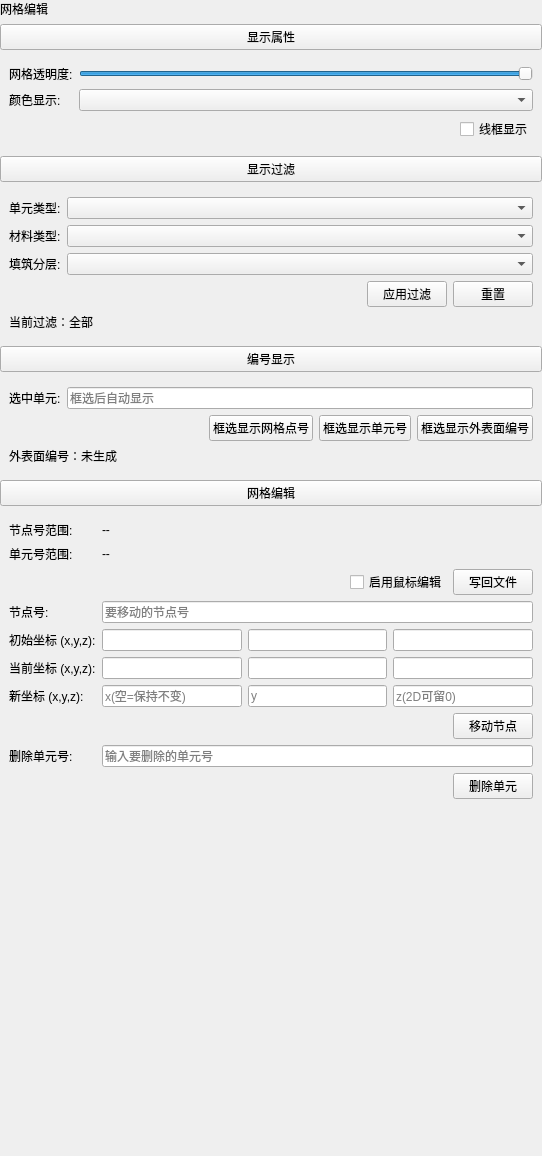
First picture: the form in plugins/Base_Mesh/GridEditingWidget.ui, repository asd977/base_cae, before the edit.
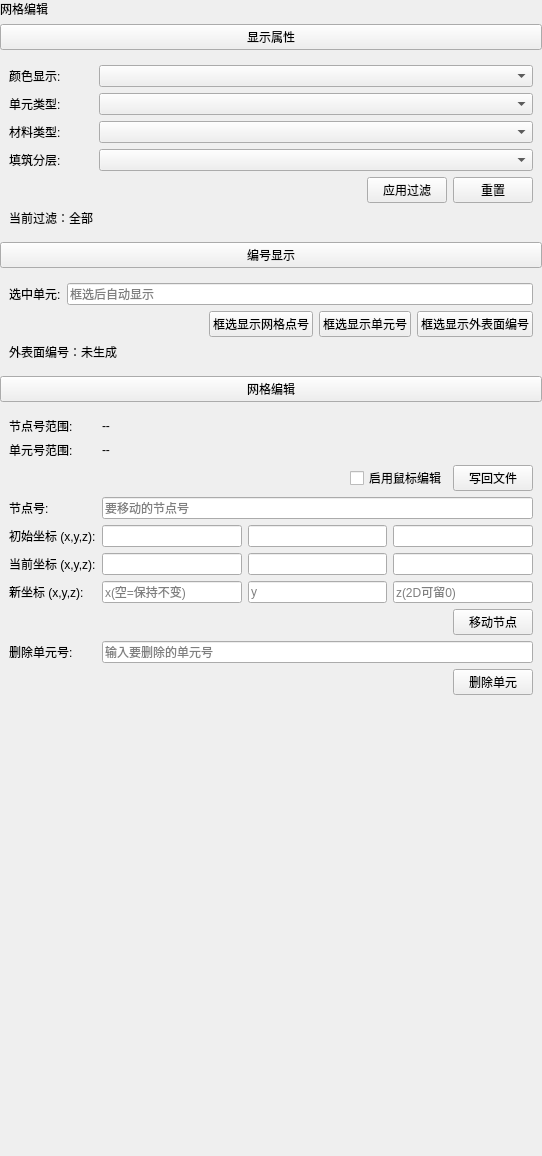
Second picture: the form after the edit.

Patch:
```diff
--- a/plugins/Base_Mesh/GridEditingWidget.ui
+++ b/plugins/Base_Mesh/GridEditingWidget.ui
@@ -46,84 +46,28 @@
    <item>
     <widget class="QWidget" name="widget_3" native="true">
      <layout class="QGridLayout" name="gridLayout_3">
-      <item row="0" column="0">
-       <widget class="QLabel" name="labelOpacity">
-        <property name="text">
-         <string>网格透明度:</string>
-        </property>
-       </widget>
-      </item>
-      <item row="0" column="1">
-       <widget class="QSlider" name="horizontalSliderOpacity">
-        <property name="minimum">
-         <number>10</number>
-        </property>
-        <property name="maximum">
-         <number>100</number>
-        </property>
-        <property name="value">
-         <number>100</number>
-        </property>
-        <property name="orientation">
-         <enum>Qt::Orientation::Horizontal</enum>
-        </property>
-       </widget>
-      </item>
       <item row="1" column="0">
+       <widget class="QLabel" name="labelKetypeFilter">
+        <property name="text">
+         <string>单元类型:</string>
+        </property>
+       </widget>
+      </item>
+      <item row="1" column="1">
+       <widget class="QComboBox" name="comboBoxKetype">
+        <property name="editable">
+         <bool>false</bool>
+        </property>
+       </widget>
+      </item>
+      <item row="0" column="0">
        <widget class="QLabel" name="labelColorMode">
         <property name="text">
          <string>颜色显示:</string>
         </property>
        </widget>
       </item>
-      <item row="1" column="1">
-       <widget class="QComboBox" name="comboBoxColorMode"/>
-      </item>
-      <item row="2" column="0" colspan="2">
-       <layout class="QHBoxLayout" name="horizontalLayout_3">
-        <item>
-         <spacer name="horizontalSpacerPicking">
-          <property name="orientation">
-           <enum>Qt::Orientation::Horizontal</enum>
-          </property>
-          <property name="sizeHint" stdset="0">
-           <size>
-            <width>40</width>
-            <height>20</height>
-           </size>
-          </property>
-         </spacer>
-        </item>
-        <item>
-         <widget class="QCheckBox" name="checkBoxShowInternalGrid">
-          <property name="text">
-           <string>线框显示</string>
-          </property>
-         </widget>
-        </item>
-       </layout>
-      </item>
-     </layout>
-    </widget>
-   </item>
-   <item>
-    <widget class="QPushButton" name="pushButton">
-     <property name="text">
-      <string>显示过滤</string>
-     </property>
-    </widget>
-   </item>
-   <item>
-    <widget class="QWidget" name="widget_2" native="true">
-     <layout class="QGridLayout" name="gridLayout_2">
-      <item row="2" column="1">
-       <widget class="QComboBox" name="comboBoxLayer">
-        <property name="editable">
-         <bool>false</bool>
-        </property>
-       </widget>
-      </item>
-      <item row="1" column="0">
+      <item row="2" column="0">
        <widget class="QLabel" name="labelMatypeFilter">
         <property name="sizePolicy">
          <sizepolicy hsizetype="Fixed" vsizetype="Preferred">
@@ -136,7 +80,7 @@
         </property>
        </widget>
       </item>
-      <item row="2" column="0">
+      <item row="3" column="0">
        <widget class="QLabel" name="labelLayerFilter">
         <property name="sizePolicy">
          <sizepolicy hsizetype="Fixed" vsizetype="Preferred">
@@ -149,28 +93,14 @@
         </property>
        </widget>
       </item>
-      <item row="0" column="1">
-       <widget class="QComboBox" name="comboBoxKetype">
+      <item row="3" column="1">
+       <widget class="QComboBox" name="comboBoxLayer">
         <property name="editable">
          <bool>false</bool>
         </property>
        </widget>
       </item>
-      <item row="1" column="1">
-       <widget class="QComboBox" name="comboBoxMatype">
-        <property name="editable">
-         <bool>false</bool>
-        </property>
-       </widget>
-      </item>
-      <item row="0" column="0">
-       <widget class="QLabel" name="labelKetypeFilter">
-        <property name="text">
-         <string>单元类型:</string>
-        </property>
-       </widget>
-      </item>
-      <item row="3" column="0" colspan="2">
+      <item row="4" column="0" colspan="2">
        <layout class="QHBoxLayout" name="horizontalLayout_2">
         <item>
          <spacer name="horizontalSpacer">
@@ -201,7 +131,17 @@
         </item>
        </layout>
       </item>
-      <item row="4" column="0" colspan="2">
+      <item row="0" column="1">
+       <widget class="QComboBox" name="comboBoxColorMode"/>
+      </item>
+      <item row="2" column="1">
+       <widget class="QComboBox" name="comboBoxMatype">
+        <property name="editable">
+         <bool>false</bool>
+        </property>
+       </widget>
+      </item>
+      <item row="5" column="0">
        <widget class="QLabel" name="labelFilterSummary">
         <property name="text">
          <string>当前过滤：全部</string>
@@ -450,9 +390,9 @@
       <item row="8" column="0" colspan="2">
        <layout class="QHBoxLayout" name="horizontalLayout_6">
         <item>
-         <spacer name="horizontalSpacer_3">
+         <spacer name="horizontalSpacer_6">
           <property name="orientation">
-           <enum>Qt::Orientation::Horizontal</enum>
+           <enum>Qt::Horizontal</enum>
           </property>
           <property name="sizeHint" stdset="0">
            <size>
@@ -495,9 +435,9 @@
       <item row="10" column="0" colspan="2">
        <layout class="QHBoxLayout" name="horizontalLayout_5">
         <item>
-         <spacer name="horizontalSpacer_4">
+         <spacer name="horizontalSpacer_3">
           <property name="orientation">
-           <enum>Qt::Orientation::Horizontal</enum>
+           <enum>Qt::Horizontal</enum>
           </property>
           <property name="sizeHint" stdset="0">
            <size>
@@ -535,9 +475,6 @@
    </item>
    <item>
     <spacer name="verticalSpacer">
-     <property name="orientation">
-      <enum>Qt::Orientation::Vertical</enum>
-     </property>
      <property name="sizeHint" stdset="0">
       <size>
        <width>20</width>
```
Left out of the diff: 14 changed lines with no effect on the pictures.
